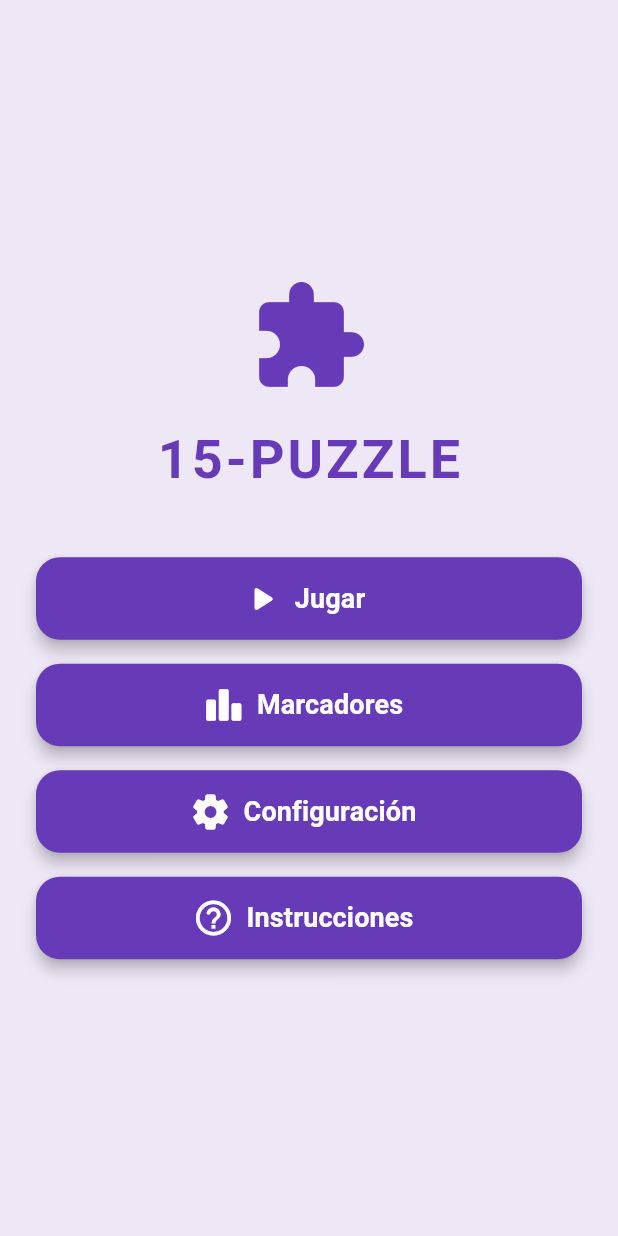
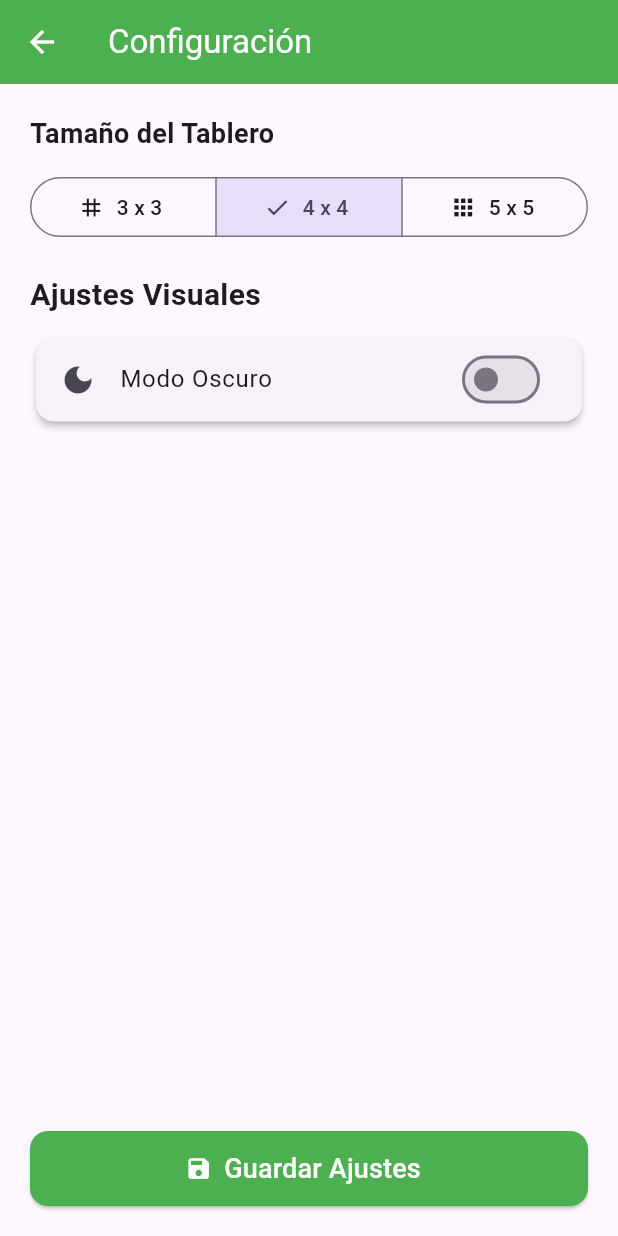
Before and after one commit to fenix1091/Microproyecto-15-Puzzle, a Flutter app: the screen it shows after launch, after a tap on "Configuración", on a phone screen of 412 x 824 dp. Run offline on Flutter 3.47's test engine with Material 3 defaults, Android fonts, the phone set to English and light mode, and no system bars; our stand-ins replace shared_preferences.

Commit message:
Pantalla de configuración e implementación del shared preferences

```diff
--- a/lib/main.dart
+++ b/lib/main.dart
@@ -1,5 +1,4 @@
 import 'package:flutter/material.dart';
-
 import 'screens/pantalla_de_carga.dart';
 
 void main() {
--- /dev/null
+++ b/lib/screens/configuraciones.dart
@@ -0,0 +1,136 @@
+import 'package:flutter/material.dart';
+import 'package:shared_preferences/shared_preferences.dart';
+
+class ConfiguracionScreen extends StatefulWidget {
+  const ConfiguracionScreen({super.key});
+
+  @override
+  State<ConfiguracionScreen> createState() => _ConfiguracionScreenState();
+}
+
+class _ConfiguracionScreenState extends State<ConfiguracionScreen> {
+  int _boardSize = 4; //
+  bool _isDarkMode = false;
+
+  @override
+  void initState() {
+    super.initState();
+    _loadPreferences();
+  }
+
+  Future<void> _loadPreferences() async {
+    final prefs = await SharedPreferences.getInstance();
+    setState(() {
+      _boardSize = prefs.getInt('boardSize') ?? 4;
+      _isDarkMode = prefs.getBool('isDarkMode') ?? false;
+    });
+  }
+
+  Future<void> _savePreferences() async {
+    final prefs = await SharedPreferences.getInstance();
+    await prefs.setInt('boardSize', _boardSize);
+    await prefs.setBool('isDarkMode', _isDarkMode);
+
+    if (mounted) {
+      ScaffoldMessenger.of(context).showSnackBar(
+        const SnackBar(
+          content: Text('Configuración guardada correctamente'),
+          duration: Duration(seconds: 2),
+        ),
+      );
+    }
+  }
+
+  @override
+  Widget build(BuildContext context) {
+    return Scaffold(
+      appBar: AppBar(
+        title: const Text('Configuración'),
+        backgroundColor: Colors.green,
+        foregroundColor: Colors.white,
+      ),
+      body: Padding(
+        padding: const EdgeInsets.all(20.0),
+        child: Column(
+          crossAxisAlignment: CrossAxisAlignment.start,
+          children: [
+            const Text(
+              'Tamaño del Tablero',
+              style: TextStyle(fontSize: 18, fontWeight: FontWeight.bold),
+            ),
+            const SizedBox(height: 12),
+            SizedBox(
+              width: double.infinity,
+              child: SegmentedButton<int>(
+                segments: const [
+                  ButtonSegment(
+                    value: 3,
+                    label: Text('3 x 3'),
+                    icon: Icon(Icons.grid_3x3),
+                  ),
+                  ButtonSegment(
+                    value: 4,
+                    label: Text('4 x 4'),
+                    icon: Icon(Icons.grid_view),
+                  ),
+                  ButtonSegment(
+                    value:5,
+                    label: Text('5 x 5'),
+                    icon: Icon(Icons.apps),
+                  ),
+                ],
+
+                selected: {_boardSize},
+                onSelectionChanged: (Set<int> newSelection) {
+                  setState(() {
+                    _boardSize = newSelection.first;
+                  });
+                },
+              ),
+            ),
+            const SizedBox(height: 20),
+            const Text(
+              'Ajustes Visuales',
+              style: TextStyle(fontSize: 20, fontWeight: FontWeight.bold),
+            ),
+            const SizedBox(height: 10),
+            Card(
+              elevation: 2,
+              shape: RoundedRectangleBorder(
+                borderRadius: BorderRadius.circular(12),
+              ),
+              child: SwitchListTile(
+                title: const Text('Modo Oscuro'),
+                secondary: const Icon(Icons.dark_mode),
+                value: _isDarkMode,
+                onChanged: (value) {
+                  setState(() => _isDarkMode = value);
+                },
+              ),
+            ),
+            const Spacer(),
+            SizedBox(
+              width: double.infinity,
+              height: 50,
+              child: ElevatedButton.icon(
+                style: ElevatedButton.styleFrom(
+                  backgroundColor: Colors.green,
+                  foregroundColor: Colors.white,
+                  shape: RoundedRectangleBorder(
+                    borderRadius: BorderRadius.circular(12),
+                  ),
+                ),
+                onPressed: _savePreferences,
+                icon: const Icon(Icons.save),
+                label: const Text(
+                  'Guardar Ajustes',
+                  style: TextStyle(fontSize: 18),
+                ),
+              ),
+            ),
+          ],
+        ),
+      ),
+    );
+  }
+}
--- a/lib/screens/menu_principal.dart
+++ b/lib/screens/menu_principal.dart
@@ -1,4 +1,6 @@
 import 'package:flutter/material.dart';
+
+import 'configuraciones.dart';
 
 class MenuPrincipal extends StatelessWidget {
   const MenuPrincipal({super.key});
@@ -6,7 +8,7 @@ class MenuPrincipal extends StatelessWidget {
   @override
   Widget build(BuildContext context) {
     return Scaffold(
-      backgroundColor: Colors.deepPurple.shade50,
+      backgroundColor: Colors.lightGreen.shade50,
       body: SafeArea(
         child: Center(
           child: Padding(
@@ -14,18 +16,14 @@ class MenuPrincipal extends StatelessWidget {
             child: Column(
               mainAxisAlignment: MainAxisAlignment.center,
               children: [
-                const Icon(
-                  Icons.extension,
-                  size: 80,
-                  color: Colors.deepPurple,
-                ),
+                const Icon(Icons.extension, size: 80, color: Colors.lightGreen),
                 const SizedBox(height: 16),
                 const Text(
-                  '15-PUZZLE',
+                  '15-Puzzle',
                   style: TextStyle(
                     fontSize: 36,
                     fontWeight: FontWeight.bold,
-                    color: Colors.deepPurple,
+                    color: Colors.lightGreen,
                     letterSpacing: 2,
                   ),
                 ),
@@ -43,9 +41,7 @@ class MenuPrincipal extends StatelessWidget {
                   context,
                   label: 'Marcadores',
                   icon: Icons.leaderboard_rounded,
-                  onPressed: () {
-                    // Aquí enlazaremos la Parte 3 (Marcadores)
-                  },
+                  onPressed: () {},
                 ),
                 const SizedBox(height: 16),
                 _buildMenuButton(
@@ -53,7 +49,11 @@ class MenuPrincipal extends StatelessWidget {
                   label: 'Configuración',
                   icon: Icons.settings_rounded,
                   onPressed: () {
-                    // Aquí enlazaremos la Parte 3.2 (Configuración)
+                    Navigator.push(
+                      context,
+                      MaterialPageRoute(
+                        builder: (context) => const ConfiguracionScreen()),
+                    );
                   },
                 ),
                 const SizedBox(height: 16),
@@ -61,9 +61,7 @@ class MenuPrincipal extends StatelessWidget {
                   context,
                   label: 'Instrucciones',
                   icon: Icons.help_outline_rounded,
-                  onPressed: () {
-                    // Aquí enlazaremos la Parte 3.4 (Instrucciones)
-                  },
+                  onPressed: () {},
                 ),
               ],
             ),
@@ -84,7 +82,7 @@ class MenuPrincipal extends StatelessWidget {
       height: 55,
       child: ElevatedButton.icon(
         style: ElevatedButton.styleFrom(
-          backgroundColor: Colors.deepPurple,
+          backgroundColor: Colors.green,
           foregroundColor: Colors.white,
           shape: RoundedRectangleBorder(
             borderRadius: BorderRadius.circular(16),
--- a/lib/screens/pantalla_de_carga.dart
+++ b/lib/screens/pantalla_de_carga.dart
@@ -18,14 +18,14 @@ class _PantallaDeCargaState extends State<PantallaDeCarga>
     super.initState();
 
     _controller = AnimationController(
-      duration: const Duration(seconds: 2),
+      duration: const Duration(seconds: 3),
       vsync: this,
     );
     _animation = CurvedAnimation(parent: _controller, curve: Curves.easeInOut);
     _controller.forward();
 
     // Navegación automática
-    Future.delayed(const Duration(seconds: 3), () {
+    Future.delayed(const Duration(seconds: 4), () {
       if (!mounted) return;
       Navigator.pushReplacement(
         context,
@@ -55,7 +55,7 @@ class _PantallaDeCargaState extends State<PantallaDeCarga>
                 Icon(Icons.extension, size: 100, color: Colors.white),
                 SizedBox(height: 20),
                 Text(
-                  'The 15-Puzzle Flutter Fantasy',
+                  '¡Bienvenido a 15-Puzzle!',
                   style: TextStyle(
                     fontSize: 32,
                     fontWeight: FontWeight.bold,
--- a/pubspec.yaml
+++ b/pubspec.yaml
@@ -34,6 +34,7 @@ dependencies:
   # The following adds the Cupertino Icons font to your application.
   # Use with the CupertinoIcons class for iOS style icons.
   cupertino_icons: ^1.0.8
+  shared_preferences: ^2.5.6
 
 dev_dependencies:
   flutter_test:
```
Also changed, not shown: pubspec.lock, 3 other files.
